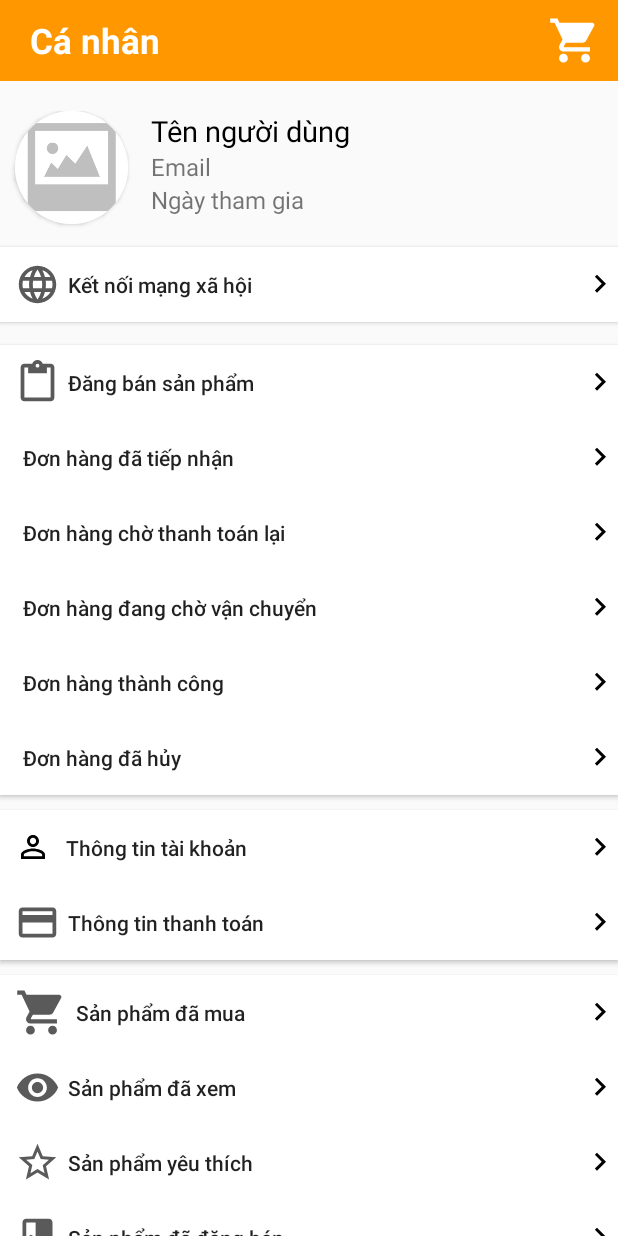
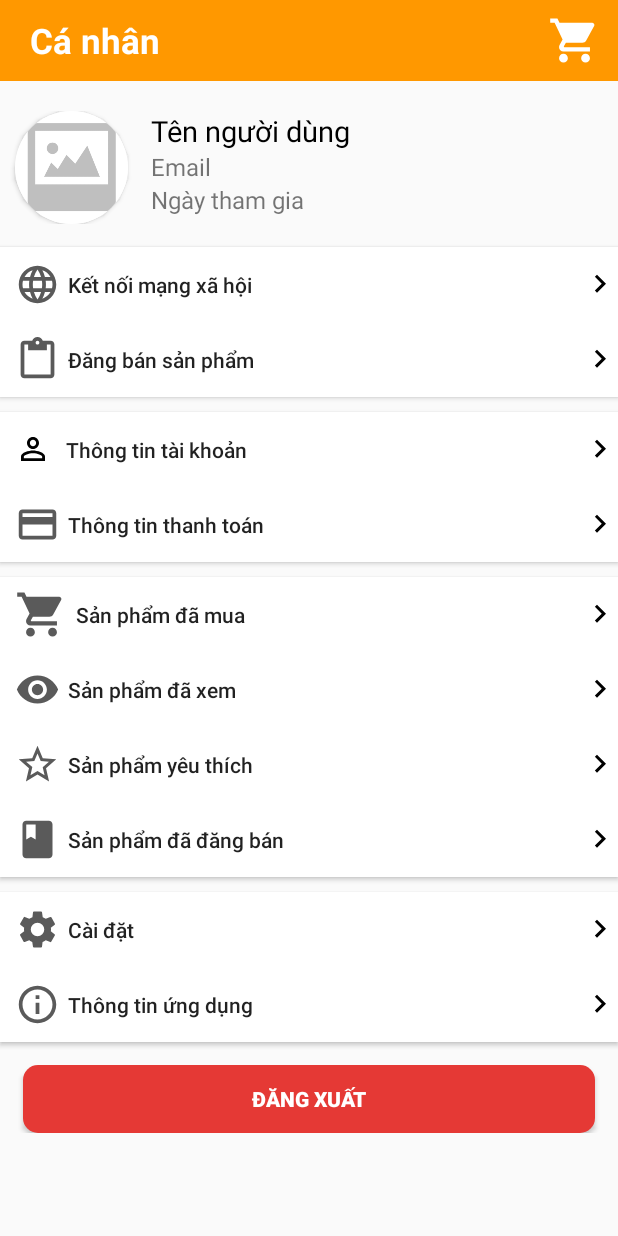
Before and after one commit to nghia2811/Orchid, an Android app: the fragment UserFragment shown on its own in the app's theme, on a phone screen of 412 x 824 dp. Run offline under Robolectric (Android 15) with nearby library versions, the phone set to English and light mode, and no system bars; our stand-ins replace Firebase (no records; nobody signed in at launch, a user with empty details on screens opened directly); 4 statements that could not run were skipped.

Commit message:
25/5/2020

```diff
--- a/app/build.gradle
+++ b/app/build.gradle
@@ -25,6 +25,7 @@ dependencies {
     implementation 'androidx.appcompat:appcompat:1.1.0'
     implementation 'androidx.constraintlayout:constraintlayout:1.1.3'
     implementation 'androidx.legacy:legacy-support-v4:1.0.0'
+    implementation 'androidx.preference:preference:1.1.1'
     testImplementation 'junit:junit:4.12'
     androidTestImplementation 'androidx.test.ext:junit:1.1.0'
     androidTestImplementation 'androidx.test.espresso:espresso-core:3.1.1'
--- a/app/src/main/AndroidManifest.xml
+++ b/app/src/main/AndroidManifest.xml
@@ -13,6 +13,11 @@
         android:roundIcon="@mipmap/ic_launcher_round"
         android:supportsRtl="true"
         android:theme="@style/AppTheme">
+        <activity android:name=".Activity.ProductdetailActivity"></activity>
+        <activity
+            android:name=".UserFragment.SettingsActivity"
+            android:label="@string/title_activity_settings" />
+        <activity android:name=".UserFragment.InfoActivity" />
         <activity android:name=".UserFragment.UserActivity" />
         <activity android:name=".NotificationFragment.NotificationFragment" />
         <activity android:name=".UserFragment.DaBanActivity" />
--- a/app/src/main/java/com/project2/orchid/Activity/RegisterActivity.java
+++ b/app/src/main/java/com/project2/orchid/Activity/RegisterActivity.java
@@ -180,5 +180,4 @@ public class RegisterActivity extends AppCompatActivity {
         Matcher mat = pattern.matcher(email);
         return mat.matches();
     }
-
 }
--- a/app/src/main/java/com/project2/orchid/UserFragment/UserFragment.java
+++ b/app/src/main/java/com/project2/orchid/UserFragment/UserFragment.java
@@ -28,7 +28,7 @@ import com.project2.orchid.R;
 
 public class UserFragment extends Fragment implements View.OnClickListener {
     ImageView gioHang;
-    Button btnQuanli, btnYeuthich, btnDangxuat, btnMuasau, btnTaikhoan;
+    Button btnQuanli, btnYeuthich, btnDangxuat, btnMuasau, btnTaikhoan, aboutus, setting;
     TextView email, ten, ngaydangki;
     ImageView img;
     FirebaseAuth mAuth;
@@ -41,7 +41,7 @@ public class UserFragment extends Fragment implements View.OnClickListener {
 
         btnMuasau = root.findViewById(R.id.user_muasau);
         btnYeuthich = root.findViewById(R.id.user_yeuthich);
-        btnQuanli = (Button) root.findViewById(R.id.user_quanli);
+        btnQuanli = root.findViewById(R.id.user_quanli);
         btnTaikhoan = root.findViewById(R.id.user_diachi);
         gioHang = root.findViewById(R.id.btn_user_giohang);
         email = root.findViewById(R.id.user_email);
@@ -49,6 +49,8 @@ public class UserFragment extends Fragment implements View.OnClickListener {
         ten = root.findViewById(R.id.user_name);
         ngaydangki = root.findViewById(R.id.user_date);
         img = root.findViewById(R.id.user_img1);
+        aboutus = root.findViewById(R.id.user_hotro);
+        setting = root.findViewById(R.id.user_caidat);
 
         loadData();
 
@@ -58,6 +60,8 @@ public class UserFragment extends Fragment implements View.OnClickListener {
         btnMuasau.setOnClickListener(this);
         btnDangxuat.setOnClickListener(this);
         btnTaikhoan.setOnClickListener(this);
+        aboutus.setOnClickListener(this);
+        setting.setOnClickListener(this);
 
         return root;
     }
@@ -111,7 +115,15 @@ public class UserFragment extends Fragment implements View.OnClickListener {
                 startActivity(new Intent(getActivity(), LoginActivity.class));
                 break;
             case R.id.user_diachi:
-                Intent intent = new Intent(getActivity(), UserActivity.class);
+                intent = new Intent(getActivity(), UserActivity.class);
+                startActivity(intent);
+                break;
+            case R.id.user_hotro:
+                intent = new Intent(getActivity(), InfoActivity.class);
+                startActivity(intent);
+                break;
+            case R.id.user_caidat:
+                intent = new Intent(getActivity(), SettingsActivity.class);
                 startActivity(intent);
                 break;
         }
--- /dev/null
+++ b/app/src/main/res/drawable/ic_info_outline_black_24dp.xml
@@ -0,0 +1,10 @@
+<vector android:height="30dp"
+    android:tint="#5A5A5A"
+    android:viewportHeight="24.0"
+    android:viewportWidth="24.0"
+    android:width="30dp"
+    xmlns:android="http://schemas.android.com/apk/res/android">
+    <path
+        android:fillColor="#FF000000"
+        android:pathData="M11,17h2v-6h-2v6zM12,2C6.48,2 2,6.48 2,12s4.48,10 10,10 10,-4.48 10,-10S17.52,2 12,2zM12,20c-4.41,0 -8,-3.59 -8,-8s3.59,-8 8,-8 8,3.59 8,8 -3.59,8 -8,8zM11,9h2L13,7h-2v2z" />
+</vector>
--- a/app/src/main/res/layout/activity_product.xml
+++ b/app/src/main/res/layout/activity_product.xml
@@ -329,6 +329,7 @@
             </LinearLayout>
 
             <Button
+                android:id="@+id/xemthem_mota"
                 android:layout_width="match_parent"
                 android:layout_height="45dp"
                 android:background="@drawable/button_selector2"
--- a/app/src/main/res/layout/fragment_user.xml
+++ b/app/src/main/res/layout/fragment_user.xml
@@ -1,9 +1,10 @@
 <?xml version="1.0" encoding="utf-8"?>
-<androidx.appcompat.widget.LinearLayoutCompat xmlns:android="http://schemas.android.com/apk/res/android"
+<LinearLayout xmlns:android="http://schemas.android.com/apk/res/android"
     xmlns:app="http://schemas.android.com/apk/res-auto"
     android:layout_width="match_parent"
     android:layout_height="wrap_content"
     android:orientation="vertical">
+
     <LinearLayout
         android:layout_width="match_parent"
         android:layout_height="@dimen/app_bar_height"
@@ -33,15 +34,22 @@
             android:src="@drawable/ic_local_grocery_store_black_50dp"
             android:background="?attr/selectableItemBackgroundBorderless" />
     </LinearLayout>
+
     <androidx.core.widget.NestedScrollView
         android:layout_height="wrap_content"
         android:layout_width="match_parent">
-            <androidx.constraintlayout.widget.ConstraintLayout
+
+        <LinearLayout
                 android:layout_width="match_parent"
                 android:layout_height="match_parent"
                 android:paddingTop="20dp"
-                android:paddingBottom="20dp"
-                android:layout_marginBottom="60dp">
+            android:layout_marginBottom="60dp"
+            android:orientation="vertical">
+
+            <LinearLayout
+                android:layout_width="match_parent"
+                android:layout_height="wrap_content"
+                android:orientation="horizontal">
 
                 <androidx.cardview.widget.CardView
                     android:id="@+id/user_img"
@@ -50,8 +58,6 @@
                     android:layout_centerHorizontal="true"
                     android:layout_gravity="center_horizontal"
                     android:layout_marginStart="10dp"
-                    app:layout_constraintTop_toTopOf="parent"
-                    app:layout_constraintStart_toStartOf="parent"
                     app:cardCornerRadius="40dp">
 
                     <ImageView
@@ -62,6 +68,11 @@
                         android:background="@drawable/noimage" />
                 </androidx.cardview.widget.CardView>
 
+                <LinearLayout
+                    android:layout_width="match_parent"
+                    android:layout_height="wrap_content"
+                    android:orientation="vertical">
+
                     <TextView
                         android:id="@+id/user_name"
                         android:textColor="@color/colorBlack"
@@ -70,9 +81,7 @@
                         android:layout_width="wrap_content"
                         android:layout_height="wrap_content"
                         android:text="Tên người dùng"
-                    android:layout_marginStart="15dp"
-                    app:layout_constraintTop_toTopOf="parent"
-                    app:layout_constraintStart_toEndOf="@+id/user_img"/>
+                        android:layout_marginStart="15dp" />
 
                     <TextView
                         android:id="@+id/user_email"
@@ -81,9 +90,8 @@
                         android:layout_width="wrap_content"
                         android:layout_height="wrap_content"
                         android:text="Email"
-                    android:layout_marginStart="15dp"
-                    app:layout_constraintTop_toBottomOf="@id/user_name"
-                    app:layout_constraintStart_toEndOf="@+id/user_img"/>
+                        android:layout_marginStart="15dp" />
+
                     <TextView
                         android:id="@+id/user_date"
                         android:textSize="16sp"
@@ -91,9 +99,11 @@
                         android:layout_width="wrap_content"
                         android:layout_height="wrap_content"
                         android:text="Ngày tham gia"
-                    android:layout_marginStart="15dp"
-                    app:layout_constraintTop_toBottomOf="@id/user_email"
-                    app:layout_constraintStart_toEndOf="@+id/user_img"/>
+                        android:layout_marginStart="15dp" />
+                </LinearLayout>
+
+            </LinearLayout>
+
             <Button
                     android:id="@+id/user_connect"
                     android:layout_width="match_parent"
@@ -107,15 +117,12 @@
                     android:gravity="center_vertical|left"
                     android:drawablePadding="5dp"
                     android:drawableStart="@drawable/ic_language_black_24dp"
-                    android:drawableEnd="@drawable/ic_keyboard_arrow_right_black_24dp"
-                    app:layout_constraintStart_toStartOf="parent"
-                    app:layout_constraintTop_toBottomOf="@+id/user_img" />
+                android:drawableEnd="@drawable/ic_keyboard_arrow_right_black_24dp" />
 
                 <Button
                     android:id="@+id/user_quanli"
                     android:layout_width="match_parent"
                     android:layout_height="50dp"
-                    android:layout_marginTop="15dp"
                     android:paddingStart="10dp"
                     android:background="@color/colorWhite"
                     android:text="Đăng bán sản phẩm"
@@ -124,74 +131,73 @@
                     android:gravity="center_vertical|left"
                     android:drawablePadding="5dp"
                     android:drawableStart="@drawable/ic_content_paste_black_35dp"
-                    android:drawableEnd="@drawable/ic_keyboard_arrow_right_black_24dp"
-                    app:layout_constraintStart_toStartOf="parent"
-                    app:layout_constraintTop_toBottomOf="@id/user_connect"/>
-                <Button
-                    android:id="@+id/user_thanhtoan"
-                    android:layout_width="match_parent"
-                    android:layout_height="50dp"
-                    android:paddingStart="15dp"
-                    android:background="@color/colorWhite"
-                    android:textSize="14sp"
-                    android:text="Đơn hàng chờ thanh toán lại"
-                    android:textAllCaps="false"
-                    android:gravity="center_vertical|left"
-                    android:drawableEnd="@drawable/ic_keyboard_arrow_right_black_24dp"
-                    app:layout_constraintStart_toStartOf="parent"
-                    app:layout_constraintTop_toBottomOf="@id/user_tiepnhan"/>
-                <Button
-                    android:id="@+id/user_vanchuyen"
-                    android:layout_width="match_parent"
-                    android:layout_height="50dp"
-                    android:paddingStart="15dp"
-                    android:background="@color/colorWhite"
-                    android:textSize="14sp"
-                    android:textAllCaps="false"
-                    android:text="Đơn hàng đang chờ vận chuyển"
-                    android:gravity="center_vertical|left"
-                    android:drawableEnd="@drawable/ic_keyboard_arrow_right_black_24dp"
-                    app:layout_constraintStart_toStartOf="parent"
-                    app:layout_constraintTop_toBottomOf="@id/user_thanhtoan"/>
-                <Button
-                    android:id="@+id/user_thanhcong"
-                    android:layout_width="match_parent"
-                    android:layout_height="50dp"
-                    android:paddingStart="15dp"
-                    android:background="@color/colorWhite"
-                    android:textSize="14sp"
-                    android:textAllCaps="false"
-                    android:text="Đơn hàng thành công"
-                    android:gravity="center_vertical|left"
-                    android:drawableEnd="@drawable/ic_keyboard_arrow_right_black_24dp"
-                    app:layout_constraintStart_toStartOf="parent"
-                    app:layout_constraintTop_toBottomOf="@id/user_vanchuyen"/>
-                <Button
-                    android:id="@+id/user_dahuy"
-                    android:layout_width="match_parent"
-                    android:layout_height="50dp"
-                    android:paddingStart="15dp"
-                    android:background="@color/colorWhite"
-                    android:textSize="14sp"
-                    android:textAllCaps="false"
-                    android:text="Đơn hàng đã hủy"
-                    android:gravity="center_vertical|left"
-                    android:drawableEnd="@drawable/ic_keyboard_arrow_right_black_24dp"
-                    app:layout_constraintStart_toStartOf="parent"
-                    app:layout_constraintTop_toBottomOf="@id/user_thanhcong"/>
-                <Button
-                    android:id="@+id/user_tiepnhan"
-                    android:layout_width="match_parent"
-                    android:layout_height="50dp"
-                    android:paddingStart="15dp"
-                    android:background="@color/colorWhite"
-                    android:textSize="14sp"
-                    android:textAllCaps="false"
-                    android:text="Đơn hàng đã tiếp nhận"
-                    android:gravity="center_vertical|left"
-                    android:drawableEnd="@drawable/ic_keyboard_arrow_right_black_24dp"
-                    app:layout_constraintStart_toStartOf="parent"
-                    app:layout_constraintTop_toBottomOf="@id/user_quanli"/>
+                    android:drawableEnd="@drawable/ic_keyboard_arrow_right_black_24dp" />
+
+            <!--                <Button-->
+            <!--                    android:id="@+id/user_thanhtoan"-->
+            <!--                    android:layout_width="match_parent"-->
+            <!--                    android:layout_height="50dp"-->
+            <!--                    android:paddingStart="15dp"-->
+            <!--                    android:background="@color/colorWhite"-->
+            <!--                    android:textSize="14sp"-->
+            <!--                    android:text="Đơn hàng chờ thanh toán lại"-->
+            <!--                    android:textAllCaps="false"-->
+            <!--                    android:gravity="center_vertical|left"-->
+            <!--                    android:drawableEnd="@drawable/ic_keyboard_arrow_right_black_24dp"-->
+            <!--                    app:layout_constraintStart_toStartOf="parent"-->
+            <!--                    app:layout_constraintTop_toBottomOf="@id/user_tiepnhan"/>-->
+            <!--                <Button-->
+            <!--                    android:id="@+id/user_vanchuyen"-->
+            <!--                    android:layout_width="match_parent"-->
+            <!--                    android:layout_height="50dp"-->
+            <!--                    android:paddingStart="15dp"-->
+            <!--                    android:background="@color/colorWhite"-->
+            <!--                    android:textSize="14sp"-->
+            <!--                    android:textAllCaps="false"-->
+            <!--                    android:text="Đơn hàng đang chờ vận chuyển"-->
+            <!--                    android:gravity="center_vertical|left"-->
+            <!--                    android:drawableEnd="@drawable/ic_keyboard_arrow_right_black_24dp"-->
+            <!--                    app:layout_constraintStart_toStartOf="parent"-->
+            <!--                    app:layout_constraintTop_toBottomOf="@id/user_thanhtoan"/>-->
+            <!--                <Button-->
+            <!--                    android:id="@+id/user_thanhcong"-->
+            <!--                    android:layout_width="match_parent"-->
+            <!--                    android:layout_height="50dp"-->
+            <!--                    android:paddingStart="15dp"-->
+            <!--                    android:background="@color/colorWhite"-->
+            <!--                    android:textSize="14sp"-->
+            <!--                    android:textAllCaps="false"-->
+            <!--                    android:text="Đơn hàng thành công"-->
+            <!--                    android:gravity="center_vertical|left"-->
+            <!--                    android:drawableEnd="@drawable/ic_keyboard_arrow_right_black_24dp"-->
+            <!--                    app:layout_constraintStart_toStartOf="parent"-->
+            <!--                    app:layout_constraintTop_toBottomOf="@id/user_vanchuyen"/>-->
+            <!--                <Button-->
+            <!--                    android:id="@+id/user_dahuy"-->
+            <!--                    android:layout_width="match_parent"-->
+            <!--                    android:layout_height="50dp"-->
+            <!--                    android:paddingStart="15dp"-->
+            <!--                    android:background="@color/colorWhite"-->
+            <!--                    android:textSize="14sp"-->
+            <!--                    android:textAllCaps="false"-->
+            <!--                    android:text="Đơn hàng đã hủy"-->
+            <!--                    android:gravity="center_vertical|left"-->
+            <!--                    android:drawableEnd="@drawable/ic_keyboard_arrow_right_black_24dp"-->
+            <!--                    app:layout_constraintStart_toStartOf="parent"-->
+            <!--                    app:layout_constraintTop_toBottomOf="@id/user_thanhcong"/>-->
+            <!--                <Button-->
+            <!--                    android:id="@+id/user_tiepnhan"-->
+            <!--                    android:layout_width="match_parent"-->
+            <!--                    android:layout_height="50dp"-->
+            <!--                    android:paddingStart="15dp"-->
+            <!--                    android:background="@color/colorWhite"-->
+            <!--                    android:textSize="14sp"-->
+            <!--                    android:textAllCaps="false"-->
+            <!--                    android:text="Đơn hàng đã tiếp nhận"-->
+            <!--                    android:gravity="center_vertical|left"-->
+            <!--                    android:drawableEnd="@drawable/ic_keyboard_arrow_right_black_24dp"-->
+            <!--                    app:layout_constraintStart_toStartOf="parent"-->
+            <!--                    app:layout_constraintTop_toBottomOf="@id/user_quanli"/>-->
 
                 <Button
                     android:id="@+id/user_diachi"
@@ -206,9 +212,8 @@
                     android:layout_marginTop="10dp"
                     android:drawablePadding="10dp"
                     android:drawableStart="@drawable/ic_person_outline_black_24dp"
-                    android:drawableEnd="@drawable/ic_keyboard_arrow_right_black_24dp"
-                    app:layout_constraintStart_toStartOf="parent"
-                    app:layout_constraintTop_toBottomOf="@id/user_dahuy"/>
+                    android:drawableEnd="@drawable/ic_keyboard_arrow_right_black_24dp" />
+
             <Button
                     android:id="@+id/user_thongtin"
                     android:layout_width="match_parent"
@@ -221,9 +226,7 @@
                     android:gravity="center_vertical|left"
                     android:drawablePadding="5dp"
                     android:drawableStart="@drawable/ic_credit_card_black_24dp"
-                    android:drawableEnd="@drawable/ic_keyboard_arrow_right_black_24dp"
-                    app:layout_constraintStart_toStartOf="parent"
-                    app:layout_constraintTop_toBottomOf="@id/user_diachi"/>
+                android:drawableEnd="@drawable/ic_keyboard_arrow_right_black_24dp" />
 
                 <Button
                     android:id="@+id/user_damua"
@@ -238,9 +241,7 @@
                     android:paddingStart="10dp"
                     android:drawablePadding="5dp"
                     android:drawableStart="@drawable/ic_shopping_cart_black_24dp"
-                    android:drawableEnd="@drawable/ic_keyboard_arrow_right_black_24dp"
-                    app:layout_constraintStart_toStartOf="parent"
-                    app:layout_constraintTop_toBottomOf="@id/user_thongtin"/>
+                    android:drawableEnd="@drawable/ic_keyboard_arrow_right_black_24dp" />
                 <Button
                     android:id="@+id/user_daxem"
                     android:layout_width="match_parent"
@@ -253,9 +254,8 @@
                     android:paddingStart="10dp"
                     android:drawablePadding="5dp"
                     android:drawableStart="@drawable/ic_remove_red_eye_black_24dp"
-                    android:drawableEnd="@drawable/ic_keyboard_arrow_right_black_24dp"
-                    app:layout_constraintStart_toStartOf="parent"
-                    app:layout_constraintTop_toBottomOf="@id/user_damua"/>
+                    android:drawableEnd="@drawable/ic_keyboard_arrow_right_black_24dp" />
+
             <Button
                     android:id="@+id/user_yeuthich"
                     android:layout_width="match_parent"
@@ -268,9 +268,8 @@
                     android:paddingStart="10dp"
                     android:drawablePadding="5dp"
                     android:drawableStart="@drawable/ic_star_border_black_24dp"
-                    android:drawableEnd="@drawable/ic_keyboard_arrow_right_black_24dp"
-                    app:layout_constraintStart_toStartOf="parent"
-                    app:layout_constraintTop_toBottomOf="@id/user_daxem"/>
+                android:drawableEnd="@drawable/ic_keyboard_arrow_right_black_24dp" />
+
             <Button
                     android:id="@+id/user_muasau"
                     android:layout_width="match_parent"
@@ -309,15 +308,13 @@
                     android:layout_height="50dp"
                     android:background="@color/colorWhite"
                     android:textSize="14sp"
-                    android:text="Hỗ trợ"
+                    android:text="Thông tin ứng dụng"
                     android:textAllCaps="false"
                     android:gravity="center_vertical|left"
                     android:paddingStart="10dp"
                     android:drawablePadding="5dp"
-                    android:drawableStart="@drawable/ic_headset_black_24dp"
-                    android:drawableEnd="@drawable/ic_keyboard_arrow_right_black_24dp"
-                    app:layout_constraintStart_toStartOf="parent"
-                    app:layout_constraintTop_toBottomOf="@id/user_caidat"/>
+                    android:drawableStart="@drawable/ic_info_outline_black_24dp"
+                    android:drawableEnd="@drawable/ic_keyboard_arrow_right_black_24dp" />
 
                 <Button
                     android:id="@+id/user_dangxuat"
@@ -333,7 +330,7 @@
                     android:layout_marginEnd="15dp"
                     app:layout_constraintStart_toStartOf="parent"
                     app:layout_constraintTop_toBottomOf="@id/user_hotro"/>
-            </androidx.constraintlayout.widget.ConstraintLayout>
+        </LinearLayout>
 
     </androidx.core.widget.NestedScrollView>
-</androidx.appcompat.widget.LinearLayoutCompat>
+</LinearLayout>
```
Also changed, not shown: app/src/main/java/com/project2/orchid/Activity/CategoryActivity.java (+14 -8 lines), app/src/main/java/com/project2/orchid/Activity/LoginActivity.java (+13 -2 lines), app/src/main/java/com/project2/orchid/Activity/ProductActivity.java (+9 -1 lines), app/src/main/java/com/project2/orchid/Activity/ProductdetailActivity.java (added, +25 -0 lines), app/src/main/java/com/project2/orchid/UserFragment/InfoActivity.java (added, +25 -0 lines), app/src/main/java/com/project2/orchid/UserFragment/SettingsActivity.java (added, +33 -0 lines), app/src/main/res/layout/activity_info.xml (added, +81 -0 lines), app/src/main/res/layout/activity_productdetail.xml (added, +59 -0 lines), app/src/main/res/layout/cardview_comment.xml (+9 -9 lines), app/src/main/res/layout/settings_activity.xml (added, +9 -0 lines), app/src/main/res/values/arrays.xml (added, +12 -0 lines), app/src/main/res/values/strings.xml (+16 -0 lines), app/src/main/res/xml/root_preferences.xml (added, +35 -0 lines). Lines whose indentation alone changed are shown as unchanged.
